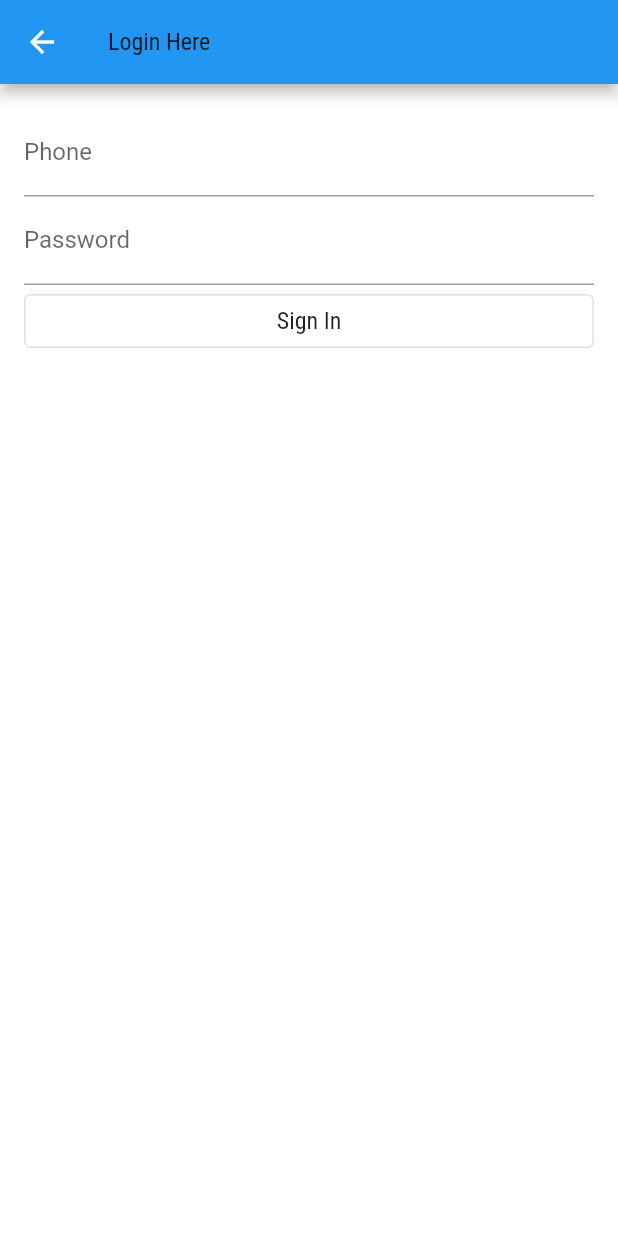
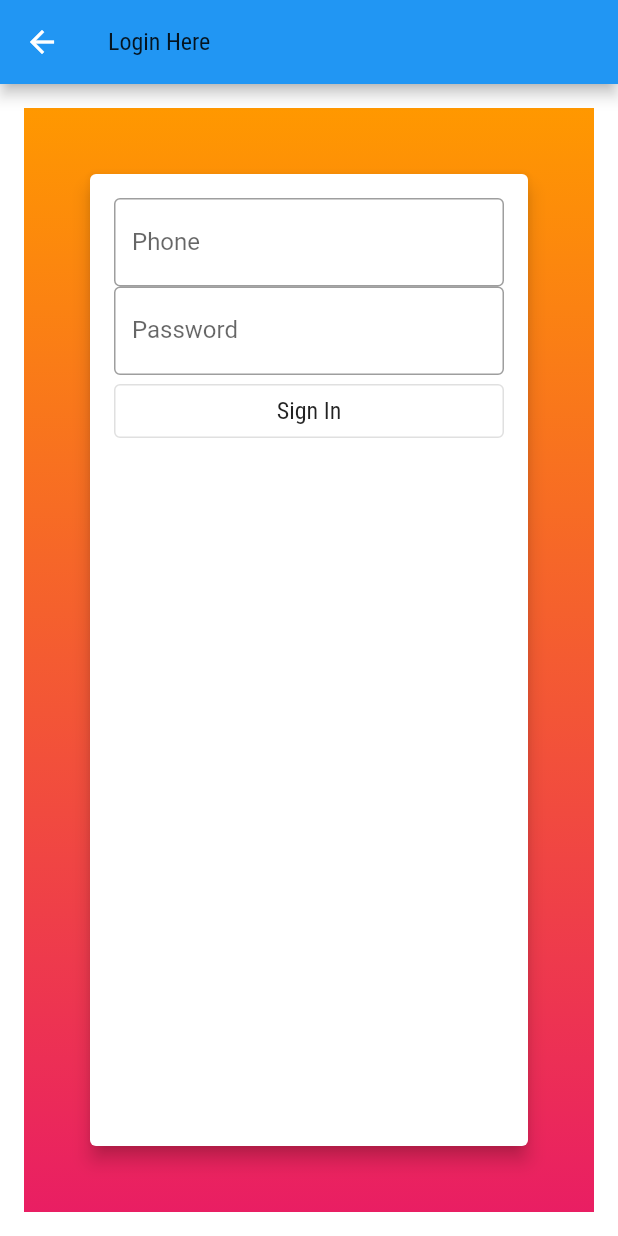
Before and after one commit to Tarikul-islam-shazan/horray-customer-app, a Flutter app: the LoginScreen screen opened by its route, on a phone screen of 412 x 824 dp. Run offline on Flutter 3.47's test engine with Material 2 defaults, Android fonts, the light colour scheme and no system bars; our stand-ins replace flutter_image_slideshow; missing offline and left inert: dart:ffi, flutter_statusbarcolor_ns, jwt_decode, qr_code_scanner.

Commit message:
login page, agent member add, view

```diff
--- a/lib/screens/login_screen.dart
+++ b/lib/screens/login_screen.dart
@@ -40,14 +40,33 @@ class _LoginScreenState extends State<LoginScreen> {
       ),
       body: Padding(
         padding: const EdgeInsets.all(16.0),
+        child: Container(
+          decoration: BoxDecoration(
+            gradient: LinearGradient(
+                begin: Alignment.topCenter,
+                end: Alignment.bottomCenter,
+                colors: [Colors.orange, Colors.pink]),
+          ),
+          width: MediaQuery.of(context).size.width,
+          height: MediaQuery.of(context).size.height,
+          child: Container(
+            margin: EdgeInsets.all(40.0),
+            height: 250,
+            width: 300,
+            child: Center(
+              child: Card(
+                elevation: 5.0,
+                child: Padding(
+                  padding: const EdgeInsets.all(16.0),
                   child: Form(
                     key: _form,
+                    child: Container(
                       child: ListView(
                         children: <Widget>[
                           TextFormField(
                             decoration: InputDecoration(
                                 labelText: 'Phone',
-                ),
+                                border: OutlineInputBorder()),
                             //textInputAction: TextInputAction.next,
                             keyboardType: TextInputType.phone,
 
@@ -67,6 +86,7 @@ class _LoginScreenState extends State<LoginScreen> {
                           TextFormField(
                             decoration: InputDecoration(
                               labelText: 'Password',
+                              border: OutlineInputBorder(),
                             ),
                             obscureText: true,
                             controller: _passwordController,
@@ -98,6 +118,12 @@ class _LoginScreenState extends State<LoginScreen> {
                       ),
                     ),
                   ),
+                ),
+              ),
+            ),
+          ),
+        ),
+      ),
     );
   }
 }
```
Also changed, not shown: lib/provider/auth.dart (+55 -28 lines), lib/screens/profile_screen.dart (+60 -20 lines). Lines whose indentation alone changed are shown as unchanged.
